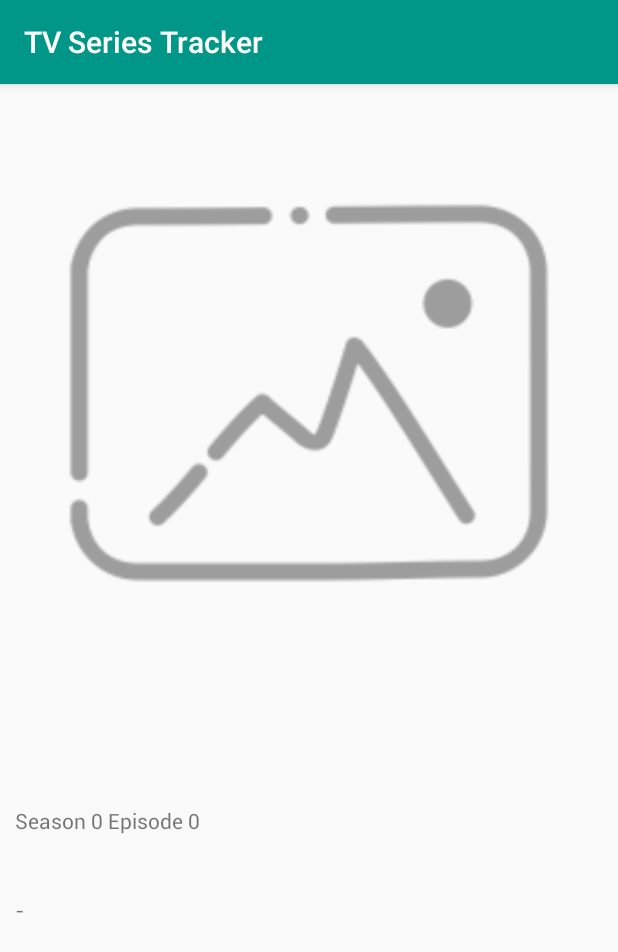
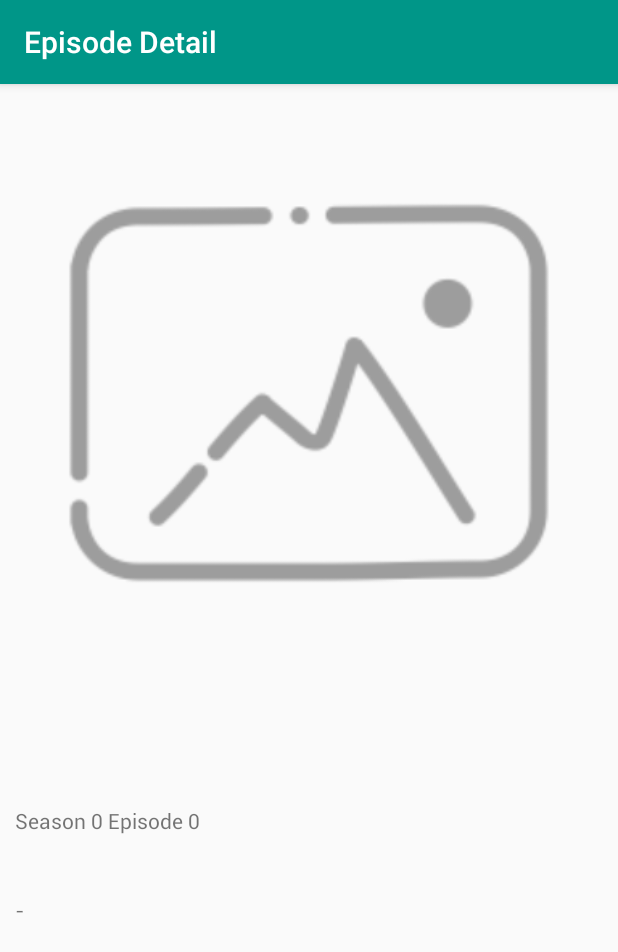
Before and after one commit to yrazlik/TV-Series-Tracker, an Android app: the EpisodeDetailActivity screen opened directly, with no data from a screen before it, on a phone screen of 412 x 824 dp. Shown: the top 952 px of the screen. Run offline under Robolectric (Android 15) with nearby library versions, the phone set to English and light mode, and no system bars; our stand-ins replace Picasso; network calls fail; pictures from the network do not load; 8 statements that could not run were skipped.

Commit message:
Update toolbar text when another page is shown

```diff
--- a/app/src/main/AndroidManifest.xml
+++ b/app/src/main/AndroidManifest.xml
@@ -23,10 +23,7 @@
                 <category android:name="android.intent.category.LAUNCHER" />
             </intent-filter>
         </activity>
-        <activity
-            android:name=".activities.BaseActivity"
-            android:label="@string/app_name"
-            android:screenOrientation="portrait"></activity>
+
         <activity
             android:name=".activities.ShowDetailActivity"
             android:label="@string/app_name"
--- a/app/src/main/java/com/yrazlik/tvseriestracker/activities/BaseActivity.java
+++ b/app/src/main/java/com/yrazlik/tvseriestracker/activities/BaseActivity.java
@@ -4,6 +4,7 @@ import android.content.Context;
 import android.content.Intent;
 import android.os.Bundle;
 import android.support.annotation.Nullable;
+import android.support.v7.app.ActionBar;
 import android.support.v7.app.AppCompatActivity;
 import android.support.v7.widget.CardView;
 import android.view.View;
@@ -24,6 +25,14 @@ public abstract class BaseActivity extends AppCompatActivity {
     protected void onCreate(@Nullable Bundle savedInstanceState) {
         super.onCreate(savedInstanceState);
         setContentView(getLayoutResourceId());
+        setToolbarTitle();
+    }
+
+    private void setToolbarTitle() {
+        ActionBar actionBar = getSupportActionBar();
+        if(actionBar != null) {
+            actionBar.setTitle(getToobarTitle());
+        }
     }
 
     public void startActivity(Context currentActivity, Class nextActivity) {
@@ -87,4 +96,5 @@ public abstract class BaseActivity extends AppCompatActivity {
 
     protected abstract void retry();
     protected abstract int getLayoutResourceId();
+    protected abstract String getToobarTitle();
 }
--- a/app/src/main/java/com/yrazlik/tvseriestracker/activities/EpisodeDetailActivity.java
+++ b/app/src/main/java/com/yrazlik/tvseriestracker/activities/EpisodeDetailActivity.java
@@ -31,11 +31,11 @@ public class EpisodeDetailActivity extends BaseActivity {
 
     @Override
     protected void onCreate(@Nullable Bundle savedInstanceState) {
+        getExtras();
         super.onCreate(savedInstanceState);
         enterAnim = R.anim.fadein;
         exitAnim =  R.anim.slide_right_out;
         showProgressWithWhiteBG();
-        getExtras();
         initUI();
         dismissProgress();
     }
@@ -77,4 +77,9 @@ public class EpisodeDetailActivity extends BaseActivity {
     protected int getLayoutResourceId() {
         return R.layout.activity_episode_detail;
     }
+
+    @Override
+    protected String getToobarTitle() {
+        return getResources().getString(R.string.toolbar_title_episode_detail);
+    }
 }
--- a/app/src/main/java/com/yrazlik/tvseriestracker/fragments/FavoritesFragment.java
+++ b/app/src/main/java/com/yrazlik/tvseriestracker/fragments/FavoritesFragment.java
@@ -21,6 +21,7 @@ import java.util.List;
 import java.util.Map;
 
 import static com.yrazlik.tvseriestracker.activities.ShowDetailActivity.EXTRA_SHOW_ID;
+import static com.yrazlik.tvseriestracker.activities.ShowDetailActivity.EXTRA_SHOW_NAME;
 
 /**
  * Created by yrazlik on 12.11.2017.
@@ -93,6 +94,7 @@ public class FavoritesFragment extends BaseFragment implements AdapterView.OnIte
         ShowDto show = favoritesListAdapter.getItem(i);
         Intent intent = new Intent(getContext(), ShowDetailActivity.class);
         intent.putExtra(EXTRA_SHOW_ID, show.getId());
+        intent.putExtra(EXTRA_SHOW_NAME, show.getName());
         startActivity(intent);
         getActivity().overridePendingTransition(R.anim.slide_bottom_in, R.anim.fadeout);
     }
--- a/app/src/main/java/com/yrazlik/tvseriestracker/fragments/TrendingShowsFragment.java
+++ b/app/src/main/java/com/yrazlik/tvseriestracker/fragments/TrendingShowsFragment.java
@@ -21,6 +21,7 @@ import com.yrazlik.tvseriestracker.util.Utils;
 import java.util.List;
 
 import static com.yrazlik.tvseriestracker.activities.ShowDetailActivity.EXTRA_SHOW_ID;
+import static com.yrazlik.tvseriestracker.activities.ShowDetailActivity.EXTRA_SHOW_NAME;
 
 /**
  * Created by yrazlik on 29.10.2017.
@@ -64,6 +65,7 @@ public class TrendingShowsFragment extends BaseFragment implements ApiResponseLi
         ShowDto show = trendingShowsListAdapter.getItem(i);
         Intent intent = new Intent(getContext(), ShowDetailActivity.class);
         intent.putExtra(EXTRA_SHOW_ID, show.getId());
+        intent.putExtra(EXTRA_SHOW_NAME, show.getName());
         startActivity(intent);
         getActivity().overridePendingTransition(R.anim.slide_bottom_in, R.anim.fadeout);
     }
--- a/app/src/main/res/values/strings.xml
+++ b/app/src/main/res/values/strings.xml
@@ -22,4 +22,6 @@
     <string name="are_you_sure_t_remove_from_favorites">Are you sure you want to remove %1$s from favorites?</string>
     <string name="yes">Yes</string>
     <string name="no">No</string>
+    <string name="toolbar_title_episode_detail">Episode Detail</string>
+    <string name="toolbar_title_show_detail">Show Detail</string>
 </resources>
```
Also changed, not shown: app/src/main/java/com/yrazlik/tvseriestracker/activities/ShowDetailActivity.java (+10 -1 lines).
